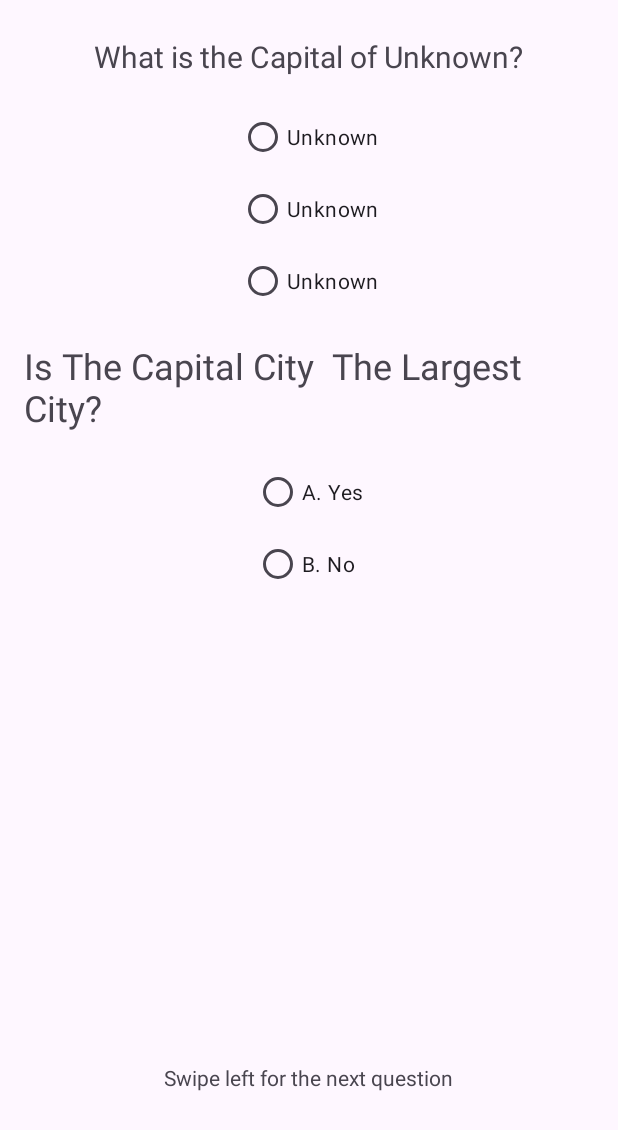
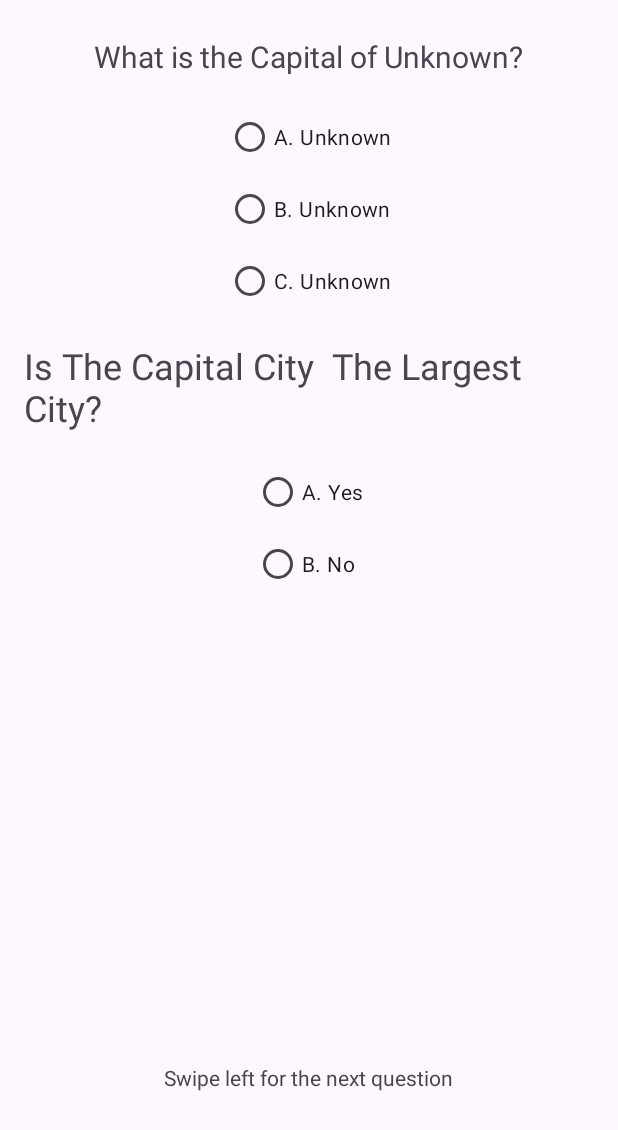
Before and after one commit to subhikshaganesan98/StateQuiz, an Android app: the screen it shows after launch (MainActivity), after a tap on "BEGIN QUIZ", on a phone screen of 412 x 824 dp. Shown: the top 1130 px of the screen. Run offline under Robolectric (Android 15) with nearby library versions, the phone set to English and light mode, and no system bars; libraries missing offline, so code that uses them is left out: com.opencsv, com.opencsv.exceptions; 5 statements that could not run were skipped.

Commit message:
Additional UI changes

```diff
--- a/app/src/main/java/edu/uga/cs/statequizapp/HomePage.java
+++ b/app/src/main/java/edu/uga/cs/statequizapp/HomePage.java
@@ -20,15 +20,41 @@ public class HomePage extends Fragment {
         View view = inflater.inflate(R.layout.fragment_home_page, container, false);
 
         Button beginQuizButton = view.findViewById(R.id.beginQuizButton);
+        Button aboutButton = view.findViewById(R.id.aboutButton);
+        Button highScoreButton = view.findViewById(R.id.highScoreButton);
 
         beginQuizButton.setOnClickListener(new View.OnClickListener() {
             @Override
             public void onClick(View v) {
                 // Replace the current fragment with the QuizFragment
                 QuizFragment quizFragment = new QuizFragment();
-                FragmentTransaction transaction = getFragmentManager().beginTransaction();
+                FragmentTransaction transaction = requireActivity().getSupportFragmentManager().beginTransaction();
                 transaction.replace(R.id.fragment_container, quizFragment);
-                transaction.addToBackStack(null); // Optional: Add to the back stack
+                transaction.addToBackStack(null);
+                transaction.commit();
+            }
+        });
+
+        aboutButton.setOnClickListener(new View.OnClickListener() {
+            @Override
+            public void onClick(View v) {
+                // Replace the current fragment with the AboutGameFragment
+                AboutGameFragment aboutFragment = new AboutGameFragment();
+                FragmentTransaction transaction = requireActivity().getSupportFragmentManager().beginTransaction();
+                transaction.replace(R.id.fragment_container, aboutFragment);
+                transaction.addToBackStack(null);
+                transaction.commit();
+            }
+        });
+
+        highScoreButton.setOnClickListener(new View.OnClickListener() {
+            @Override
+            public void onClick(View v) {
+                // Replace the current fragment with the QuizResultFragment
+                QuizResultFragment resultFragment = new QuizResultFragment();
+                FragmentTransaction transaction = requireActivity().getSupportFragmentManager().beginTransaction();
+                transaction.replace(R.id.fragment_container, resultFragment);
+                transaction.addToBackStack(null);
                 transaction.commit();
             }
         });
--- a/app/src/main/java/edu/uga/cs/statequizapp/QuizSwipeFragment.java
+++ b/app/src/main/java/edu/uga/cs/statequizapp/QuizSwipeFragment.java
@@ -124,7 +124,7 @@ public class QuizSwipeFragment extends Fragment {
         // Shuffle the list to randomize the order
         Collections.shuffle(stateDetailsList);
 
-        // retriving all values(StateName and cities) from the Row value of stateDetails List index
+        // retrieving all values(StateName and cities) from the Row value of stateDetails List index
         String stateName = "Unknown";
         String capitalCity = "Unknown";
         String cityOne = "Unknown";
@@ -155,9 +155,9 @@ public class QuizSwipeFragment extends Fragment {
 
         // updating the frontend of the fragment
         questionView.setText("What is the Capital of " + stateName + "?");
-        capitalCityButton.setText(capitalCity);
-        cityOneButton.setText(cityOne);
-        cityTwoButton.setText(cityTwo);
+        capitalCityButton.setText("A. " + capitalCity);
+        cityOneButton.setText("B. " +cityOne);
+        cityTwoButton.setText("C. " +cityTwo);
 
 
 
```
Also changed, not shown: app/src/main/java/edu/uga/cs/statequizapp/AboutGameFragment.java (added, +21 -0 lines), app/src/main/java/edu/uga/cs/statequizapp/QuizResultFragment.java (added, +21 -0 lines), app/src/main/res/layout/fragment_about_game.xml (added, +37 -0 lines), app/src/main/res/layout/fragment_quiz_result.xml (added, +24 -0 lines).
